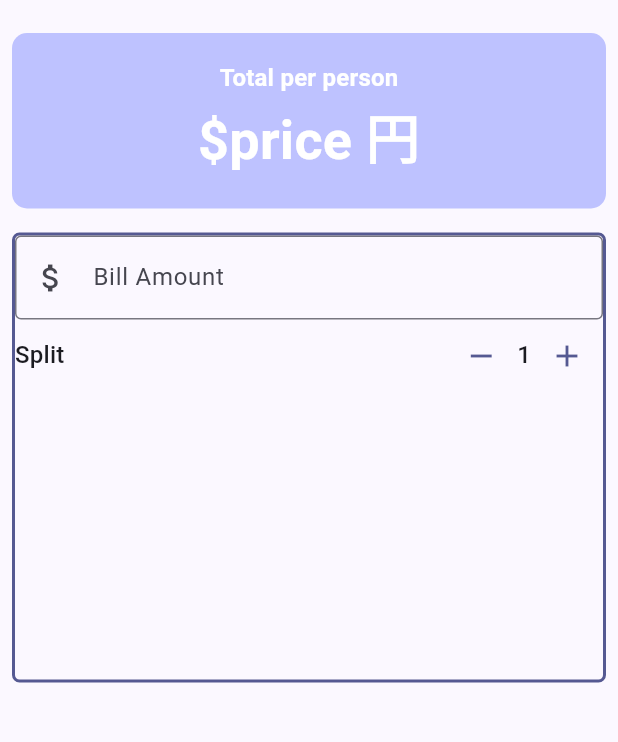
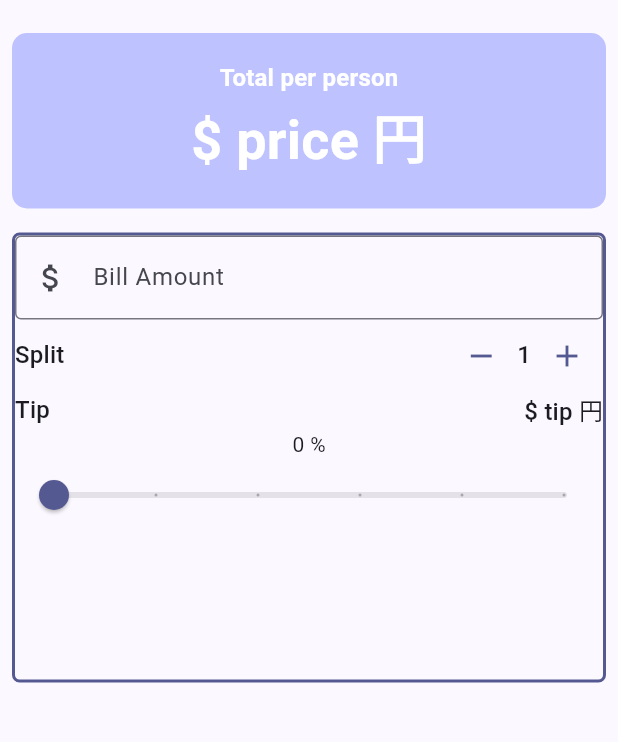
Before and after one commit to BannoTaichi/Utip, a Flutter app: the screen it shows after launch, on a phone screen of 412 x 824 dp, the part 63-805 px from its top. Run offline on Flutter 3.47's test engine with Material 3 defaults, Android fonts, the phone set to English and light mode, and no system bars.

```diff
--- a/lib/main.dart
+++ b/lib/main.dart
@@ -34,6 +34,8 @@ class UTip extends StatefulWidget {
 
 class _UTipState extends State<UTip> {
   int _personCount = 1;
+
+  double _tipPercentage = 0.0;
 
   //Methods
   void increment() {
@@ -78,7 +80,7 @@ class _UTipState extends State<UTip> {
                   Text("Total per person",
                       //Theme基準から文字サイズ使用
                       style: style),
-                  Text("\$price 円",
+                  Text("\$ price 円",
                       style: style.copyWith(
                           color: theme.colorScheme.onPrimary,
                           fontSize: theme.textTheme.displaySmall?.fontSize))
@@ -99,7 +101,7 @@ class _UTipState extends State<UTip> {
               child: Column(
                 children: [
                   TextField(
-                    decoration: InputDecoration(
+                    decoration: const InputDecoration(
                         border: OutlineInputBorder(),
                         prefixIcon: Icon(Icons.attach_money),
                         labelText: "Bill Amount"),
@@ -124,6 +126,31 @@ class _UTipState extends State<UTip> {
                       ),
                     ],
                   ),
+                  // == Tip Section ==
+                  Row(
+                    mainAxisAlignment: MainAxisAlignment.spaceBetween,
+                    children: [
+                      Text("Tip", style: theme.textTheme.titleMedium),
+                      Text("\$ tip 円", style: theme.textTheme.titleMedium),
+                    ],
+                  ),
+
+                  // == Slider Text ==
+                  Text("${(_tipPercentage * 100).round()} %"),
+
+                  // == Tip Slider ==
+                  Slider(
+                    value: _tipPercentage,
+                    onChanged: (value) {
+                      setState(() {
+                        _tipPercentage = value;
+                      });
+                    },
+                    min: 0.0,
+                    max: 0.5,
+                    divisions: 5,
+                    label: "${(_tipPercentage * 100).round()} %",
+                  )
                 ],
               ),
             ),
```
